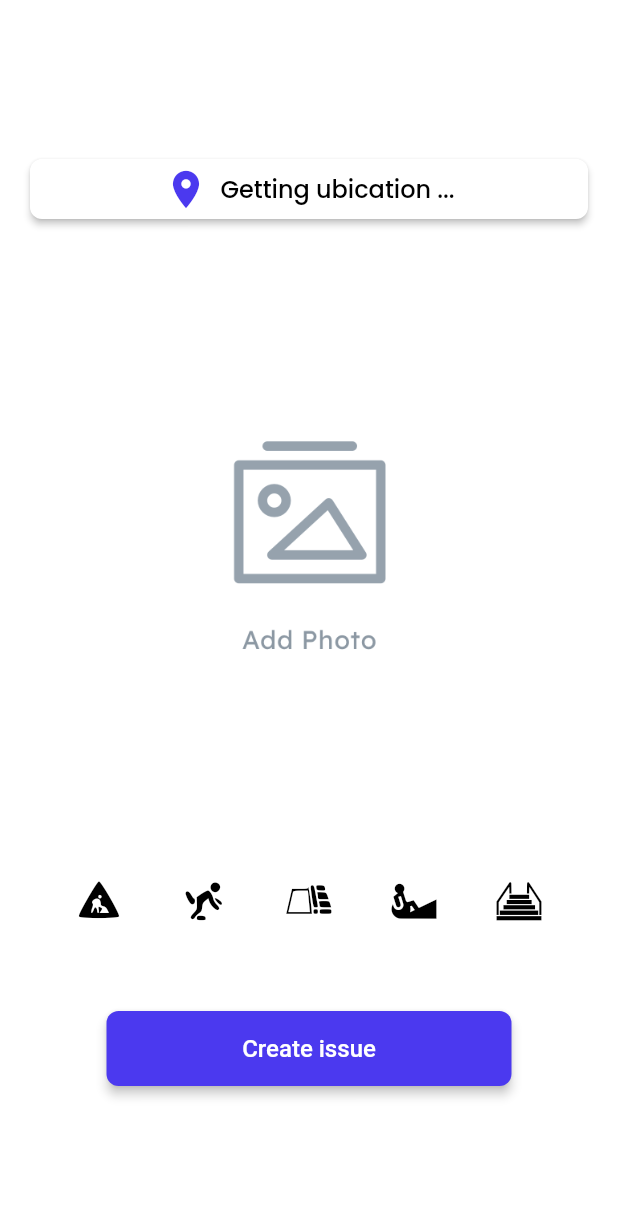
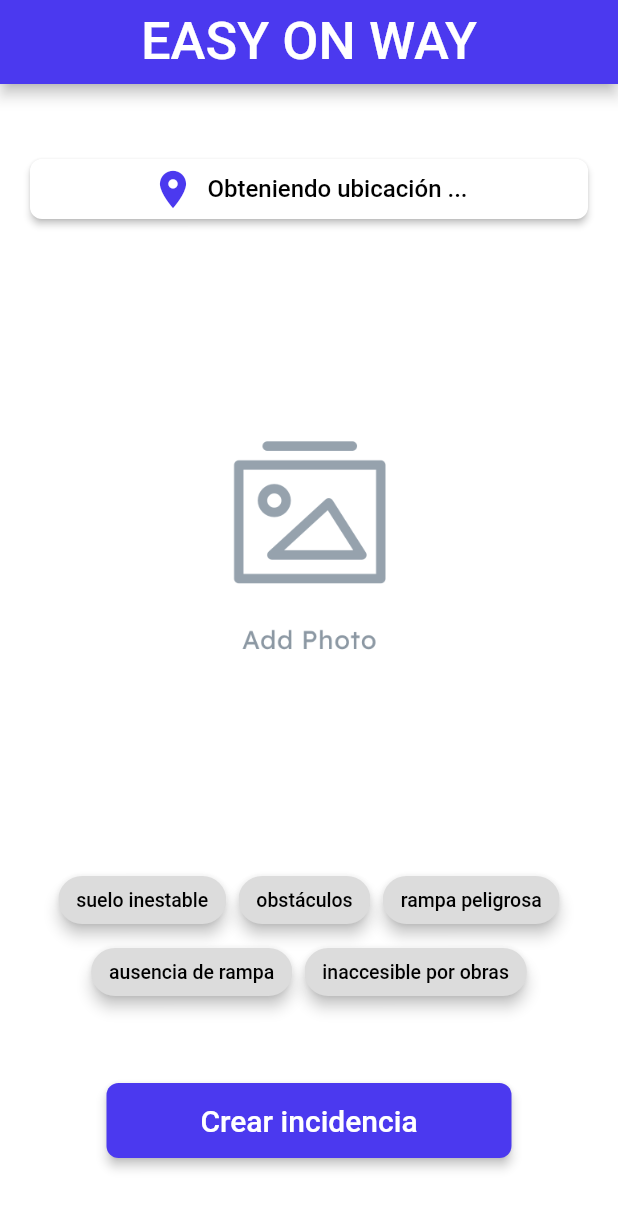
Before and after one commit to nuresctor/MOBILE-APP-POWERED-BY-IA, a Flutter app: the Ventana2Widget screen opened directly, on a phone screen of 412 x 824 dp. Shown: the top 1209 px of the screen. Run offline on Flutter 3.47's test engine with Material 2 defaults, Android fonts, the phone set to English and light mode, and no system bars; drawn by our look-alikes of auto_size_text; our stand-ins replace file_picker, flutter_animate, font_awesome_flutter, from_css_color, geocoding, geolocator and 6 more; missing offline and left inert: flutter_google_places, google_api_headers, google_maps_webservice, json_path, mime_type; accounts and stored records are empty; Roboto replaces fonts that are missing (Lexend Deca).

```diff
--- a/lib/main.dart
+++ b/lib/main.dart
@@ -52,7 +52,7 @@ class _MyAppState extends State<MyApp> {
       theme: ThemeData(brightness: Brightness.light),
       darkTheme: ThemeData(brightness: Brightness.dark),
       themeMode: _themeMode,
-      home: Ventana1Widget(),
+      home: Ventana2Widget(),
     );
   }
 }
--- a/lib/ventana2/ventana2_widget.dart
+++ b/lib/ventana2/ventana2_widget.dart
@@ -1,4 +1,5 @@
 import 'dart:convert';
+import 'dart:ui' as ui;
 import 'package:flutter/services.dart';
 import 'package:geocoding/geocoding.dart';
 import 'package:image_picker/image_picker.dart';
@@ -11,10 +12,11 @@ import 'dart:io';
 import 'package:flutter/material.dart';
 import 'package:flutter/scheduler.dart';
 import 'ventana2_model.dart';
-import 'package:flutter_image_compress/flutter_image_compress.dart';
 import 'package:image/image.dart' as img;
 import 'package:http/http.dart' as http;
 export 'ventana2_model.dart';
+
+
 
 class Ventana2Widget extends StatefulWidget {
   const Ventana2Widget({
@@ -36,11 +38,15 @@ class _Ventana2WidgetState extends State<Ventana2Widget>
 
   String address = "";
   File? _image;
-  bool b_construction = false;
-  bool b_obstacles = false;
-  bool b_pavement = false;
-  bool b_ramp = false;
-  bool b_stairs = false;
+
+  List<String> _selectedOptions = [];
+  final List<String> _options = [
+    'suelo inestable',
+    'obstáculos',
+    'rampa peligrosa',
+    'ausencia de rampa',
+    'inaccesible por obras',
+  ];
 
   Future<void> _obtenerUbicacion() async {
     // Obtener la ubicación actual del dispositivo
@@ -65,7 +71,7 @@ class _Ventana2WidgetState extends State<Ventana2Widget>
 
   }
 
-  Future<void> infer(File imageFile) async {
+  Future<String> infer(File imageFile) async {
     var imageBytes = await imageFile.readAsBytes();
     var imageFormated = base64.encode(imageBytes);
 
@@ -84,38 +90,62 @@ class _Ventana2WidgetState extends State<Ventana2Widget>
 
     // Get Response
     final responseBody = await response.close();
-    await utf8.decodeStream(responseBody).then(print);
+    return await utf8.decodeStream(responseBody);
   }
 
+  Future<ui.Image> loadImage(File imageFile) async {
+    final bytes = await imageFile.readAsBytes();
+    final codec = await ui.instantiateImageCodec(bytes);
+    final frameInfo = await codec.getNextFrame();
+    return frameInfo.image;
+  }
 
   Future<void> _tomarFoto() async {
+
+    //Reset icons
+    setState(() {
+      _selectedOptions.clear();
+    });
+
+    //Take photo
     final imagePicker = ImagePicker();
     final pickedImage = await imagePicker.pickImage(source: ImageSource.camera);
     if (pickedImage != null) {
-
       File imageFile = File(pickedImage.path);
 
-      String upload_url = [
-        "https://detect.roboflow.com/",
-        "sidewalk-accesibility",
-        "/",
-        "2",
-        "?api_key=",
-        "eUgAAYZBwsHc4IlF7ui2",
-        "&format=image",
-        "&stroke=2"
-      ].join();
+      //Predictions
+      final res = await infer(imageFile);
+      updateIcons((res));
 
-      infer(imageFile);
-
+      //Image
       setState(() {
         _image = imageFile;
       });
+    }
 
+  }
+
+  void updateIcons(String res) {
+
+    //Parsea el json
+    Map<String, dynamic> json = jsonDecode(res);
+    List<dynamic> predictions = json['predictions'];
+    Set<String> uniqueClasses = Set();
+    for (dynamic prediction in predictions) {
+      String classValue = prediction['class'];
+      uniqueClasses.add(classValue);
     }
+    print(uniqueClasses);
+
+    // Actualizar el estado de los iconos correspondientes
+    setState(() {
+     _selectedOptions = uniqueClasses.toList();
+    });
   }
 
   void _sendRequest() {
+    //Etiquetas obtenidas
+    print(_selectedOptions);
   }
 
   @override
@@ -142,11 +172,19 @@ class _Ventana2WidgetState extends State<Ventana2Widget>
       key: scaffoldKey,
       backgroundColor: FlutterFlowTheme.of(context).secondaryBackground,
       appBar: AppBar(
-        backgroundColor: FlutterFlowTheme.of(context).secondaryBackground,
+        backgroundColor: Color(0xFF4B39EF),
         automaticallyImplyLeading: false,
+        title: Text(
+          'EASY ON WAY',
+          style:TextStyle(
+            fontFamily: 'Lexend Deca',
+            color: Colors.white,
+            fontSize: 35,
+          ),
+        ),
         actions: [],
         centerTitle: true,
-        elevation: 0,
+        elevation: 4,
       ),
       body: Column(
         mainAxisSize: MainAxisSize.max,
@@ -162,7 +200,7 @@ class _Ventana2WidgetState extends State<Ventana2Widget>
                   FFButtonWidget(
                     onPressed: () {
                     },
-                    text: address == "" ? 'Getting ubication ...' : address,
+                    text: address == "" ? 'Obteniendo ubicación ...' : address,
                     icon: Icon(
                       Icons.location_on,
                       color: Color(0xFF4B39EF),
@@ -176,7 +214,7 @@ class _Ventana2WidgetState extends State<Ventana2Widget>
                       color: Colors.white,
                       textStyle:
                       FlutterFlowTheme.of(context).subtitle2.override(
-                        fontFamily: 'Poppins',
+                        fontFamily: 'Lexend Deca',
                         color: Colors.black,
                       ),
                       elevation: 2,
@@ -206,61 +244,37 @@ class _Ventana2WidgetState extends State<Ventana2Widget>
                           height: double.infinity,)
                       ),
                   )),
-                  Row(
-                    mainAxisSize: MainAxisSize.max,
-                    mainAxisAlignment: MainAxisAlignment.spaceEvenly,
-                    children: [
-                      IconButton(
-                        iconSize: 30.0,
-                        color:  b_construction ? Color(0xFF4B39EF) : Colors.black,
-                        icon: Icon(CustomIcons.construction),
-                        onPressed: () {
+
+                  Wrap(
+                    alignment: WrapAlignment.center,
+                    spacing: 8.0,
+                    children: _options.map((option) {
+                      return ChoiceChip(
+                        elevation: 4,
+                        label: Text(
+                          option,
+                          style: TextStyle(
+                          fontFamily: 'Lexend Deca',
+                          fontSize: 13.0,
+                          color: _selectedOptions.contains(option)
+                          ? Colors.white
+                          : Colors.black,
+                      )),
+                        backgroundColor:
+                        _selectedOptions.contains(option) ? Color(0xFF4B39EF) : null,
+                        selectedColor: Color(0xFF4B39EF),
+                        selected: _selectedOptions.contains(option),
+                        onSelected: (selected) {
                           setState(() {
-                            b_construction = !b_construction;
+                            if (selected) {
+                              _selectedOptions.add(option);
+                            } else {
+                              _selectedOptions.remove(option);
+                            }
                           });
                         },
-                      ),
-                      IconButton(
-                        iconSize: 30.0,
-                        color:  b_obstacles ? Color(0xFF4B39EF) : Colors.black,
-                        icon: Icon(CustomIcons.obstacles),
-                        onPressed: () {
-                          setState(() {
-                            b_obstacles = !b_obstacles;
-                          });
-                        },
-                      ),
-                      IconButton(
-                        iconSize: 30.0,
-                        color:  b_pavement ? Color(0xFF4B39EF) : Colors.black,
-                        icon: Icon(CustomIcons.pavement),
-                        onPressed: () {
-                          setState(() {
-                            b_pavement = !b_pavement;
-                          });
-                        },
-                      ),
-                      IconButton(
-                        iconSize: 30.0,
-                        color:  b_ramp ? Color(0xFF4B39EF) : Colors.black,
-                        icon: Icon(CustomIcons.ramp),
-                        onPressed: () {
-                          setState(() {
-                            b_ramp = !b_ramp;
-                          });
-                        },
-                      ),
-                      IconButton(
-                        iconSize: 30.0,
-                        color:  b_stairs ? Color(0xFF4B39EF) : Colors.black,
-                        icon: Icon(CustomIcons.stairs),
-                        onPressed: () {
-                          setState(() {
-                            b_stairs = !b_stairs;
-                          });
-                        },
-                      ),
-                    ]
+                      );
+                    }).toList(),
                   )
                 ], // Children
               ),
@@ -268,7 +282,7 @@ class _Ventana2WidgetState extends State<Ventana2Widget>
           ),
           FFButtonWidget(
             onPressed: _sendRequest ,
-            text: 'Create issue',
+            text: 'Crear incidencia',
             options: FFButtonOptions(
               width: 270,
               height: 50,
@@ -278,7 +292,7 @@ class _Ventana2WidgetState extends State<Ventana2Widget>
               textStyle: FlutterFlowTheme.of(context).subtitle2.override(
                 fontFamily: 'Lexend Deca',
                 color: Colors.white,
-                fontSize: 16,
+                fontSize: 20,
                 fontWeight: FontWeight.w500,
               ),
               elevation: 3,
```
